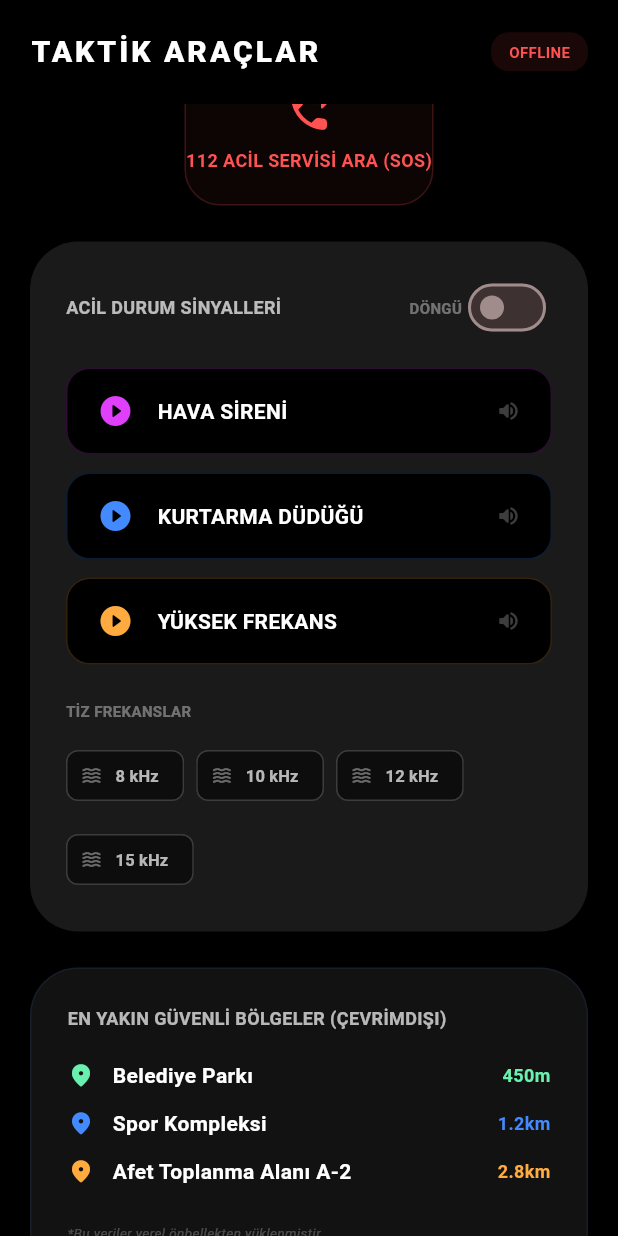
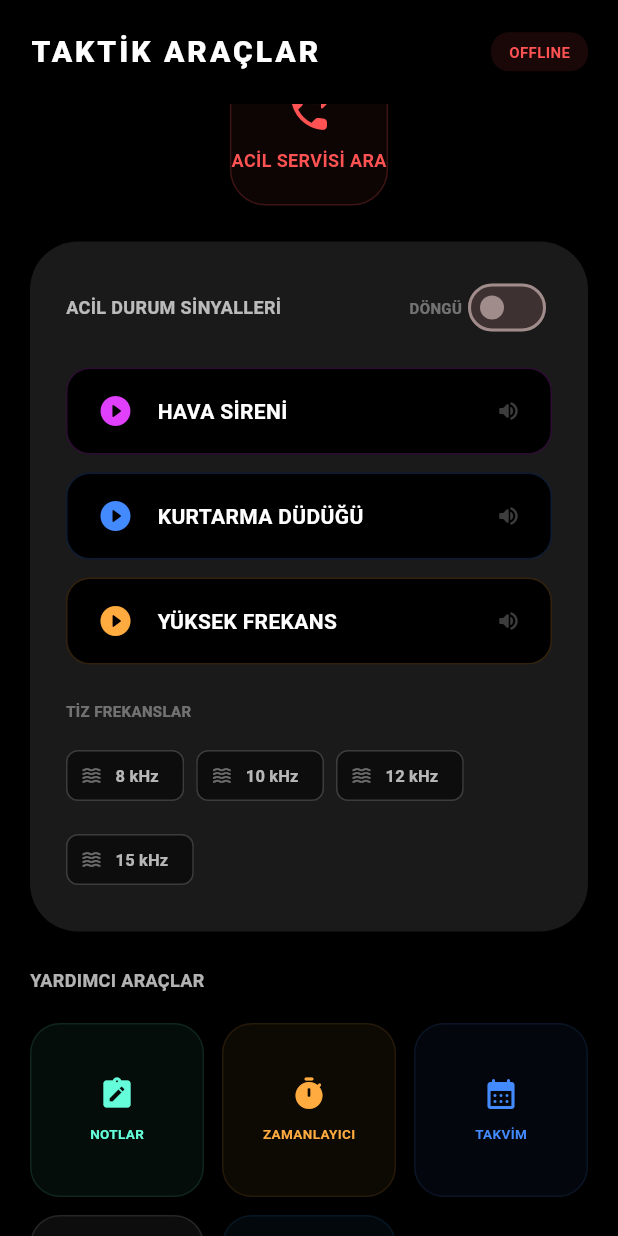
Before and after one commit to FunTeknoloji/quakesafe-app, a Flutter app: the ToolsScreen screen opened directly, scrolled down 576 dp, on a phone screen of 412 x 824 dp. Run offline on Flutter 3.47's test engine with Material 3 defaults, Android fonts, the phone set to English and light mode, and no system bars; our stand-ins replace audioplayers, battery_plus, flutter_compass, flutter_contacts, flutter_local_notifications, font_awesome_flutter and 9 more; missing offline and left inert: flutter_background_service, flutter_background_service_android, nearby_connections, record, screen_brightness, sound_stream and 1 more; accounts and stored records are empty.

Commit message:
Implement Pure Offline Tactical Suite for QuakeSafe
- Removed all WebView and online connectivity logic to ensure 100% offline functionality.
- Implemented P2P mesh networking using `nearby_connections` for chat and voice calls.
- Developed a high-performance P2P voice call system with signaling, noise gate, and recording.
- Redesigned the UI with a "Tactical HUD" (Black/Red) theme for emergency environments.
- Added essential tools: Compass, Level, SOS Flashlight, Sirens, Notepad, Timer, and Survival Kit.
- Integrated `flutter_background_service` to maintain mesh connectivity when the app is backgrounded.
- Upgraded build configuration to AGP 8.9.1 and implemented Gradle namespace workarounds.
- Resolved Turkish character issues and improved permission handling for Android 11+.

```diff
--- a/lib/screens/tools_screen.dart
+++ b/lib/screens/tools_screen.dart
@@ -156,7 +156,7 @@ class _ToolsScreenState extends State<ToolsScreen> {
                     const SizedBox(height: 24),
                     _buildEmergencySounds(),
                     const SizedBox(height: 24),
-                    _buildSafeZonesCard(),
+                    _buildUtilityTools(),
                     const SizedBox(height: 40),
                   ],
                 ),
@@ -330,7 +330,7 @@ class _ToolsScreenState extends State<ToolsScreen> {
         ),
         const SizedBox(height: 16),
         _buildActionTile(
-          '112 ACİL SERVİSİ ARA (SOS)',
+          'ACİL SERVİSİ ARA',
           Icons.phone_forwarded_rounded,
           Colors.redAccent,
           () async {
@@ -419,40 +419,57 @@ class _ToolsScreenState extends State<ToolsScreen> {
     );
   }
 
-  Widget _buildSafeZonesCard() {
-    return Container(
-      padding: const EdgeInsets.all(24),
-      decoration: BoxDecoration(
-        color: const Color(0xFF121212),
-        borderRadius: BorderRadius.circular(32),
-        border: Border.all(color: Colors.blueAccent.withOpacity(0.1)),
-      ),
-      child: Column(
+  Widget _buildUtilityTools() {
+    return Column(
       crossAxisAlignment: CrossAxisAlignment.start,
       children: [
-          const Text('EN YAKIN GÜVENLİ BÖLGELER (ÇEVRİMDIŞI)', style: TextStyle(color: Colors.white70, fontSize: 12, fontWeight: FontWeight.bold)),
+        const Text('YARDIMCI ARAÇLAR', style: TextStyle(color: Colors.white70, fontSize: 12, fontWeight: FontWeight.bold)),
         const SizedBox(height: 20),
-          _buildSafeZoneItem('Belediye Parkı', '450m', Colors.greenAccent),
-          _buildSafeZoneItem('Spor Kompleksi', '1.2km', Colors.blueAccent),
-          _buildSafeZoneItem('Afet Toplanma Alanı A-2', '2.8km', Colors.orangeAccent),
-          const SizedBox(height: 12),
-          const Text('*Bu veriler yerel önbellekten yüklenmiştir.', style: TextStyle(color: Colors.white24, fontSize: 9, fontStyle: FontStyle.italic)),
+        GridView.count(
+          shrinkWrap: true,
+          physics: const NeverScrollableScrollPhysics(),
+          crossAxisCount: 3,
+          mainAxisSpacing: 12,
+          crossAxisSpacing: 12,
+          children: [
+            _buildSmallTool('NOTLAR', Icons.note_alt_rounded, Colors.tealAccent, () {
+              Navigator.push(context, MaterialPageRoute(builder: (context) => const NotepadScreen()));
+            }),
+            _buildSmallTool('ZAMANLAYICI', Icons.timer_rounded, Colors.orangeAccent, () {
+              Navigator.push(context, MaterialPageRoute(builder: (context) => const TimerScreen()));
+            }),
+            _buildSmallTool('TAKVİM', Icons.calendar_month_rounded, Colors.blueAccent, () {
+              Navigator.push(context, MaterialPageRoute(builder: (context) => const CalendarScreen()));
+            }),
+            _buildSmallTool('EKRAN IŞIĞI', Icons.light_mode_rounded, Colors.white, () {
+              Navigator.push(context, MaterialPageRoute(builder: (context) => const LightModeScreen()));
+            }),
+            _buildSmallTool('POLİS IŞIĞI', Icons.local_police_rounded, Colors.blue, () {
+              Navigator.push(context, MaterialPageRoute(builder: (context) => const LightModeScreen(isPolice: true)));
+            }),
           ],
         ),
+      ],
     );
   }
 
-  Widget _buildSafeZoneItem(String name, String dist, Color color) {
-    return Padding(
-      padding: const EdgeInsets.only(bottom: 12),
-      child: Row(
+  Widget _buildSmallTool(String label, IconData icon, Color color, VoidCallback onTap) {
+    return GestureDetector(
+      onTap: onTap,
+      child: Container(
+        decoration: BoxDecoration(
+          color: color.withOpacity(0.05),
+          borderRadius: BorderRadius.circular(20),
+          border: Border.all(color: color.withOpacity(0.1)),
+        ),
+        child: Column(
+          mainAxisAlignment: MainAxisAlignment.center,
           children: [
-          Icon(Icons.location_on_rounded, color: color, size: 18),
-          const SizedBox(width: 12),
-          Text(name, style: const TextStyle(color: Colors.white, fontSize: 14, fontWeight: FontWeight.bold)),
-          const Spacer(),
-          Text(dist, style: TextStyle(color: color, fontSize: 12, fontWeight: FontWeight.bold)),
+            Icon(icon, color: color, size: 24),
+            const SizedBox(height: 8),
+            Text(label, style: TextStyle(color: color, fontSize: 9, fontWeight: FontWeight.bold)),
           ],
+        ),
       ),
     );
   }
--- a/lib/services/database_service.dart
+++ b/lib/services/database_service.dart
@@ -1,8 +1,11 @@
+import 'dart:async';
 import 'package:sqflite/sqflite.dart';
 import 'package:path/path.dart';
 
 class DatabaseService {
   static Database? _db;
+  static final _messageController = StreamController<void>.broadcast();
+  static Stream<void> get onMessageAdded => _messageController.stream;
 
   static Future<Database> get db async {
     if (_db != null) return _db!;
@@ -60,6 +63,7 @@ class DatabaseService {
         'extraData': extraData,
       },
     );
+    _messageController.add(null);
   }
 
   static Future<List<Map<String, dynamic>>> getMessages() async {
--- a/lib/services/voice_call_service.dart
+++ b/lib/services/voice_call_service.dart
@@ -44,9 +44,10 @@ class VoiceCallService {
       if (_isRecording) _recordSink?.add(data);
 
       // Simple Noise Gate: ignore very low amplitude chunks
+      // Increasing threshold to 15 to reduce background static/parasite
       bool hasSound = false;
       for (int i = 0; i < data.length; i+=2) {
-        if (data[i].abs() > 10) { // Threshold
+        if (data[i] > 15 || data[i] < -15) { // Absolute value check
           hasSound = true;
           break;
         }
```
Also changed, not shown: lib/main.dart (+19 -5 lines), lib/screens/chat_screen.dart (+30 -0 lines), lib/screens/contacts_screen.dart (+11 -2 lines), lib/screens/offline_main_wrapper.dart (+46 -11 lines), lib/services/background_service.dart (+36 -5 lines), 1 other file. Lines whose indentation alone changed are shown as unchanged.
